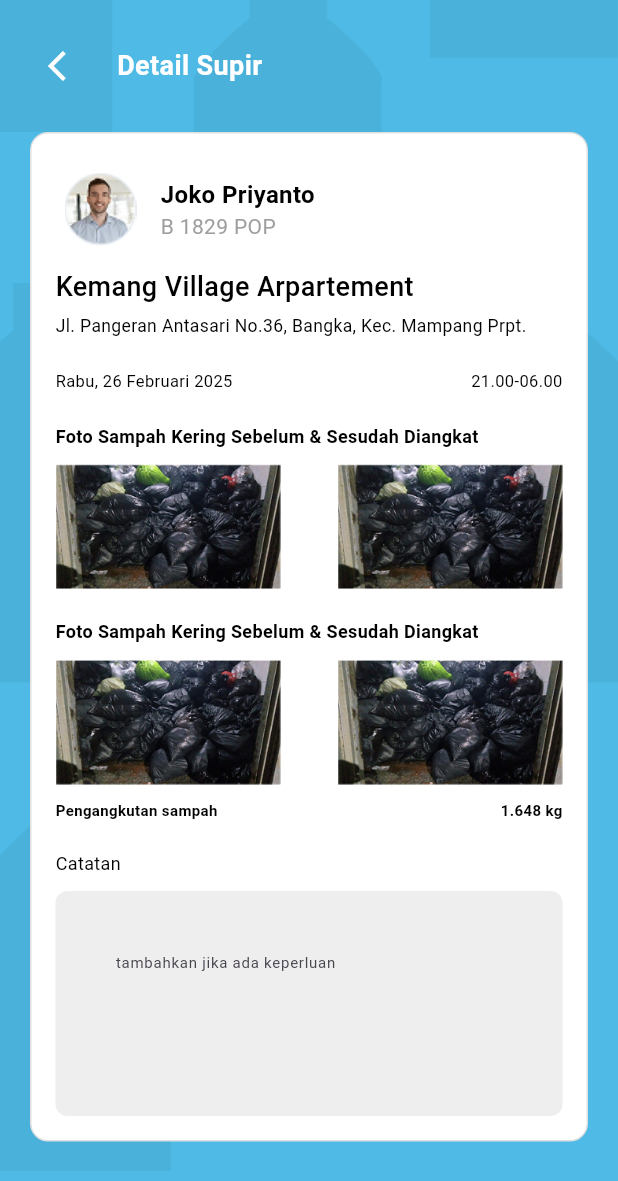
After one commit to azzahrarinaldi/bersihku-app, a Flutter app: the DetailScreenHistory screen opened directly, on a phone screen of 412 x 824 dp. The commit adds this screen. Shown: the top 1181 px of the screen. Run offline on Flutter 3.47's test engine with Material 3 defaults, Android fonts, the phone set to English and light mode, and no system bars; Roboto replaces fonts that are missing (PlusJakartaSans).

Commit message:
creat a detail history screen

```diff
--- /dev/null
+++ b/lib/ui/history/detail-history/components/card_detail.dart
@@ -0,0 +1,112 @@
+import 'package:bersihku/ui/history/detail-history/components/card_image.dart';
+import 'package:bersihku/ui/history/detail-history/components/notes.dart';
+import 'package:bersihku/ui/history/detail-history/components/total_wight.dart';
+import 'package:flutter/material.dart';
+
+class CardDetailHistory extends StatefulWidget {
+  const CardDetailHistory({super.key});
+
+  @override
+  State<CardDetailHistory> createState() => _CardDetailHistoryState();
+}
+
+class _CardDetailHistoryState extends State<CardDetailHistory> {
+  @override
+  Widget build(BuildContext context) {
+    return Container(
+      padding: EdgeInsets.all(16),
+      decoration: BoxDecoration(
+        color: Colors.white,
+        borderRadius: BorderRadius.circular(12),
+        border: Border.all(
+          color: Colors.grey.shade300,
+          width: 1,
+        ),
+      ),
+      child: Column(
+        crossAxisAlignment: CrossAxisAlignment.start,
+        children: [
+          Padding(
+            padding: EdgeInsets.only(top: 4),
+            child: Row(
+              mainAxisAlignment: MainAxisAlignment.spaceBetween,
+              children: [
+
+                //profil dari si sopir
+                Row(
+                  children: [
+                    Image.asset(
+                      "assets/images/profile-person-history.png",
+                      width: 60,
+                    ),
+                    SizedBox(width: 10),
+                    Column(
+                      crossAxisAlignment: CrossAxisAlignment.start,
+                      children: [
+                        Text(
+                          "Joko Priyanto",
+                          style: TextStyle(
+                            fontSize: 16,
+                            fontWeight: FontWeight.bold,
+                            color: Colors.black,
+                          ),
+                        ),
+                        Text(
+                          "B 1829 POP",
+                          style: TextStyle(fontSize: 14, color: Colors.grey),
+                        ),
+                      ],
+                    ),
+                  ],
+                ),
+              ],
+            ),
+          ),
+          SizedBox(height: 8),
+
+          //untuk penamaan alamat
+          Column(
+            crossAxisAlignment: CrossAxisAlignment.start,
+            children: [
+              Text(
+                "Kemang Village Arpartement",
+                style: TextStyle(fontSize: 18, color: Colors.black, fontWeight: FontWeight.w500),
+              ),
+              SizedBox(height: 5,),
+              Text(
+                "Jl. Pangeran Antasari No.36, Bangka, Kec. Mampang Prpt.",
+                style: TextStyle(fontSize: 11.7, color: Colors.black,),
+              ),
+              SizedBox(height: 20),
+              Row(
+                mainAxisAlignment: MainAxisAlignment.spaceBetween,
+                children: [
+                  Text(
+                    "Rabu, 26 Februari 2025",
+                    style: TextStyle(
+                      fontSize: 11,
+                      color: Colors.black
+                    ),
+                  ),
+                  Text(
+                    "21.00-06.00",
+                    style: TextStyle(
+                      fontSize: 11,
+                      color: Colors.black
+                    ),
+                  )
+                ],
+              ),
+              SizedBox(height: 20),
+              CardImage(),
+              SizedBox(height: 10),
+              TotalWight(),
+              SizedBox(height: 20),
+              NotesDetailHistory()
+            ],
+          ),
+        ],
+      ),
+    );
+  }
+}
--- /dev/null
+++ b/lib/ui/history/detail-history/components/card_image.dart
@@ -0,0 +1,72 @@
+import 'package:flutter/material.dart';
+
+class CardImage extends StatefulWidget {
+  const CardImage({super.key});
+
+  @override
+  State<CardImage> createState() => _CardImageState();
+}
+
+class _CardImageState extends State<CardImage> {
+  @override
+  Widget build(BuildContext context) {
+    return Column(
+      crossAxisAlignment: CrossAxisAlignment.start,
+      children: [
+
+        //untuk dokumentasi sampah kering
+        Text(
+          "Foto Sampah Kering Sebelum & Sesudah Diangkat",
+          style: TextStyle(
+            fontSize: 12,
+            fontWeight: FontWeight.bold,
+            color: Colors.black
+          ),
+        ),
+        SizedBox(height: 10),
+
+        //image dari dokumentasi
+        Row(
+          mainAxisAlignment: MainAxisAlignment.spaceBetween,
+          children: [
+            Image.asset(
+              "assets/images/sampah-kering-sebelum-diangkat.png",
+              width: 150,
+            ),
+            Image.asset(
+              "assets/images/sampah-kering-sebelum-diangkat.png",
+              width: 150,
+            ),
+          ],
+        ),
+        SizedBox(height: 20),
+
+
+        //untuk dokumentasi sampah basah
+        Text(
+          "Foto Sampah Kering Sebelum & Sesudah Diangkat",
+          style: TextStyle(
+            fontSize: 12,
+            fontWeight: FontWeight.bold,
+            color: Colors.black
+          ),
+        ),
+        SizedBox(height: 10),
+        //image dari dokumentasi
+        Row(
+          mainAxisAlignment: MainAxisAlignment.spaceBetween,
+          children: [
+            Image.asset(
+              "assets/images/sampah-kering-sebelum-diangkat.png",
+              width: 150,
+            ),
+            Image.asset(
+              "assets/images/sampah-kering-sebelum-diangkat.png",
+              width: 150,
+            ),
+          ],
+        )
+      ],
+    );
+  }
+}
--- /dev/null
+++ b/lib/ui/history/detail-history/components/notes.dart
@@ -0,0 +1,45 @@
+import 'package:flutter/material.dart';
+
+class NotesDetailHistory extends StatefulWidget {
+  const NotesDetailHistory({super.key});
+
+  @override
+  State<NotesDetailHistory> createState() => _NotesDetailHistoryState();
+}
+
+class _NotesDetailHistoryState extends State<NotesDetailHistory> {
+  @override
+  Widget build(BuildContext context) {
+    return Column(
+      crossAxisAlignment: CrossAxisAlignment.start,
+      children: [
+        const Text(
+          'Catatan',
+          style: TextStyle(fontSize: 12, color: Colors.black),
+        ),
+        const SizedBox(height: 10),
+       Container(
+  height: 150, // kamu bisa atur tinggi sesuai kebutuhan
+  padding: const EdgeInsets.all(40),
+  decoration: BoxDecoration(
+    color: Colors.grey[200],
+    borderRadius: BorderRadius.circular(8),
+  ),
+  child: const TextField(
+    expands: true,
+    maxLines: null,
+    minLines: null,
+    textAlignVertical: TextAlignVertical.top,
+    decoration: InputDecoration(
+      border: InputBorder.none,
+      hintText: 'tambahkan jika ada keperluan',
+      contentPadding: EdgeInsets.zero,
+      alignLabelWithHint: true,
+    ),
+    style: TextStyle(fontSize: 10),
+  ),
+),
+      ],
+    );
+  }
+}
--- /dev/null
+++ b/lib/ui/history/detail-history/components/total_wight.dart
@@ -0,0 +1,35 @@
+import 'package:flutter/material.dart';
+
+class TotalWight extends StatefulWidget {
+  const TotalWight({super.key});
+
+  @override
+  State<TotalWight> createState() => _TotalWightState();
+}
+
+class _TotalWightState extends State<TotalWight> {
+  @override
+  Widget build(BuildContext context) {
+    return Row(
+      mainAxisAlignment: MainAxisAlignment.spaceBetween,
+      children: [
+        Text(
+          "Pengangkutan sampah",
+          style: TextStyle(
+            fontSize: 10,
+            color: Colors.black,
+            fontWeight: FontWeight.bold
+          ),
+        ),
+        Text(
+          "1.648 kg",
+          style: TextStyle(
+            fontSize: 10,
+            color: Colors.black,
+            fontWeight: FontWeight.bold
+          ),
+        )
+      ],
+    );
+  }
+}
--- /dev/null
+++ b/lib/ui/history/detail-history/detail_screen.dart
@@ -0,0 +1,55 @@
+import 'package:bersihku/ui/history/detail-history/components/card_detail.dart';
+import 'package:flutter/material.dart';
+
+class DetailScreenHistory extends StatefulWidget {
+  const DetailScreenHistory({super.key});
+
+  @override
+  State<DetailScreenHistory> createState() => _DetailScreenHistoryState();
+}
+
+class _DetailScreenHistoryState extends State<DetailScreenHistory> {
+  @override
+  Widget build(BuildContext context) {
+    return Scaffold(
+      backgroundColor: const Color(0xFF4EBAE5),
+      body: Container(
+          decoration: const BoxDecoration(
+            image: DecorationImage(
+              image: AssetImage("assets/images/blue-pettern.png"),
+              fit: BoxFit.cover,
+            ),
+          ),
+          child: SingleChildScrollView(
+            child: Padding(
+                padding: EdgeInsets.all(20),
+                child: Column(
+                  crossAxisAlignment: CrossAxisAlignment.start,
+                  children: [
+                    Row(
+                      children: [
+                        IconButton(
+                          onPressed: () {
+                            Navigator.pop(context);
+                          },
+                          icon: Icon(Icons.arrow_back_ios, color: Colors.white),
+                        ),
+                        SizedBox(width: 10),
+                        Text(
+                          "Detail Supir",
+                          style: TextStyle(
+                            fontSize: 18,
+                            color: Colors.white,
+                            fontWeight: FontWeight.bold,
+                          ),
+                        ),
+                      ],
+                    ),
+                    SizedBox(height: 20),
+                    CardDetailHistory(),
+                  ],
+                )),
+          )),
+    );
+  }
+}
--- a/lib/ui/history/components/history_menu.dart
+++ b/lib/ui/history/history screen/components/history_menu.dart
@@ -1,3 +1,5 @@
+import 'package:bersihku/ui/history/detail-history/detail_screen.dart';
+import 'package:bersihku/ui/profile-user/profile_screen.dart';
 import 'package:flutter/material.dart';
 
 class HistoryMenu extends StatelessWidget {
@@ -24,7 +26,16 @@ class HistoryMenu extends StatelessWidget {
           minWidth: 140,
           maxWidth: 140,
         ),
-        onSelected: onSelected,
+        onSelected: (value) {
+          if (value == 'edit') {
+             Navigator.push(
+              context,
+              MaterialPageRoute(builder: (context) => DetailScreenHistory()),
+            );
+          } else if (value == 'detail') {
+            Navigator.pushNamed(context, '/detail');
+          }
+        },
         offset: Offset(20, 30),
         itemBuilder: (context) => [
           PopupMenuItem(
@@ -34,12 +45,12 @@ class HistoryMenu extends StatelessWidget {
               padding: EdgeInsets.symmetric(vertical: 4, horizontal: 12),
               child: Text(
                 'Edit',
-                style: TextStyle(color: Colors.black, fontSize: 10),
+                style: TextStyle(color: Colors.black, fontSize: 10)
               ),
             ),
           ),
           PopupMenuItem(
-            height: 5, // Tinggi lebih kecil
+            height: 5,
             value: 'detail',
             child: Padding(
               padding: EdgeInsets.symmetric(vertical: 4, horizontal: 12),
--- a/lib/ui/history/history_screen.dart
+++ b/lib/ui/history/history screen/history_screen.dart
@@ -1,4 +1,4 @@
-import 'package:bersihku/ui/history/components/history_card.dart';
+import 'package:bersihku/ui/history/history%20screen/components/history_card.dart';
 import 'package:flutter/material.dart';
 
 class HistoryScreen extends StatelessWidget {
--- a/lib/ui/home/home_screen.dart
+++ b/lib/ui/home/home_screen.dart
@@ -1,4 +1,4 @@
-import 'package:bersihku/ui/history/history_screen.dart';
+import 'package:bersihku/ui/history/history%20screen/history_screen.dart';
 import 'package:bersihku/ui/home/components/bottom_navbar.dart';
 import 'package:bersihku/ui/home/components/contraints.dart';
 import 'package:bersihku/ui/home/components/guide.dart';
--- a/lib/ui/profile-user/profile_screen.dart
+++ b/lib/ui/profile-user/profile_screen.dart
@@ -10,6 +10,16 @@ class ProfileScreen extends StatefulWidget {
 class _ProfileScreenState extends State<ProfileScreen> {
   @override
   Widget build(BuildContext context) {
-    return const Placeholder();
+    return Scaffold(
+        backgroundColor: const Color(0xFF4EBAE5),
+        body: Container(
+          decoration: const BoxDecoration(
+          image: DecorationImage(
+            image: AssetImage("assets/images/blue-pettern.png"),
+            fit: BoxFit.cover,
+          ),
+        ),
+        ),
+    );
   }
 }
```
Also changed, not shown: assets/images/sampah-kering-sebelum-diangkat.png (added), lib/ui/history/history screen/components/history_card.dart (renamed from lib/ui/history/components/history_card.dart), 4 other files.
